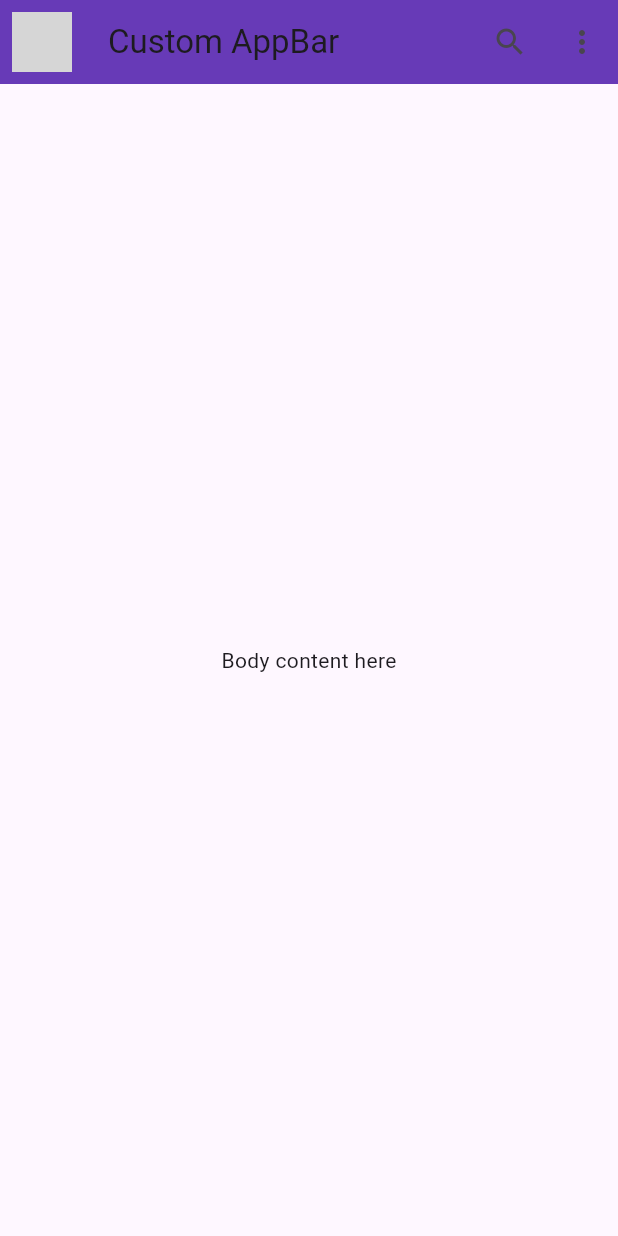
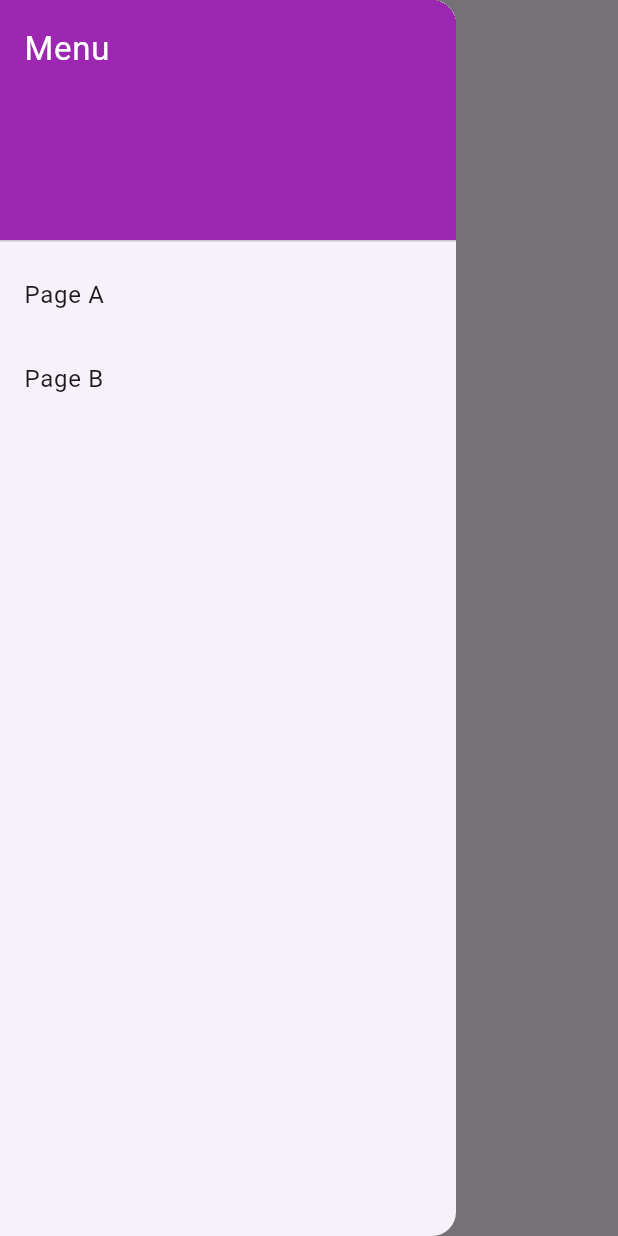
Before and after one commit to mim-tech-hesh/flutter_problemsolve_mim, a Flutter app: the screen it shows after launch, with the side drawer open (before the commit the screen has no drawer), on a phone screen of 412 x 824 dp. Run offline on Flutter 3.47's test engine with Material 3 defaults, Android fonts, the phone set to English and light mode, and no system bars; grey boxes are pictures that could not be loaded.

Commit message:
Tracker problem-8

```diff
--- a/lib/main.dart
+++ b/lib/main.dart
@@ -1,28 +1,59 @@
 import 'package:flutter/material.dart';
 
-void main() =>
-    runApp(MaterialApp(home: MyApp(), debugShowCheckedModeBanner: false));
+void main() => runApp(MaterialApp(home: Home()));
 
-class MyApp extends StatelessWidget {
+class Home extends StatelessWidget {
   @override
   Widget build(BuildContext ctx) {
     return Scaffold(
-      appBar: AppBar(
-        backgroundColor: Colors.deepPurple,
-        leading: Padding(
-          padding: EdgeInsets.all(8),
-          child: Image.asset(
-            'assets/logo.png',
-            fit: BoxFit.contain,
-          ), // Add your logo here
+      appBar: AppBar(title: Text("Drawer App")),
+      drawer: Drawer(
+        child: ListView(
+          padding: EdgeInsets.zero,
+          children: [
+            DrawerHeader(
+              decoration: BoxDecoration(color: Colors.purple),
+              child: Text(
+                'Menu',
+                style: TextStyle(color: Colors.white, fontSize: 22),
+              ),
+            ),
+            ListTile(
+              title: Text("Page A"),
+              onTap:
+                  () => Navigator.push(
+                    ctx,
+                    MaterialPageRoute(builder: (_) => PageA()),
+                  ),
+            ),
+            ListTile(
+              title: Text("Page B"),
+              onTap:
+                  () => Navigator.push(
+                    ctx,
+                    MaterialPageRoute(builder: (_) => PageB()),
+                  ),
+            ),
+          ],
         ),
-        title: Text('Custom AppBar'),
-        actions: [
-          IconButton(icon: Icon(Icons.search), onPressed: () {}),
-          IconButton(icon: Icon(Icons.more_vert), onPressed: () {}),
-        ],
       ),
-      body: Center(child: Text('Body content here')),
+      body: Center(child: Text("Main Screen")),
     );
   }
 }
+
+class PageA extends StatelessWidget {
+  @override
+  Widget build(BuildContext ctx) => Scaffold(
+    appBar: AppBar(title: Text("Page A")),
+    body: Center(child: Text("You're on Page A")),
+  );
+}
+
+class PageB extends StatelessWidget {
+  @override
+  Widget build(BuildContext ctx) => Scaffold(
+    appBar: AppBar(title: Text("Page B")),
+    body: Center(child: Text("You're on Page B")),
+  );
+}
```
Also changed, not shown: lib/p-1.dart (+46 -48 lines).
